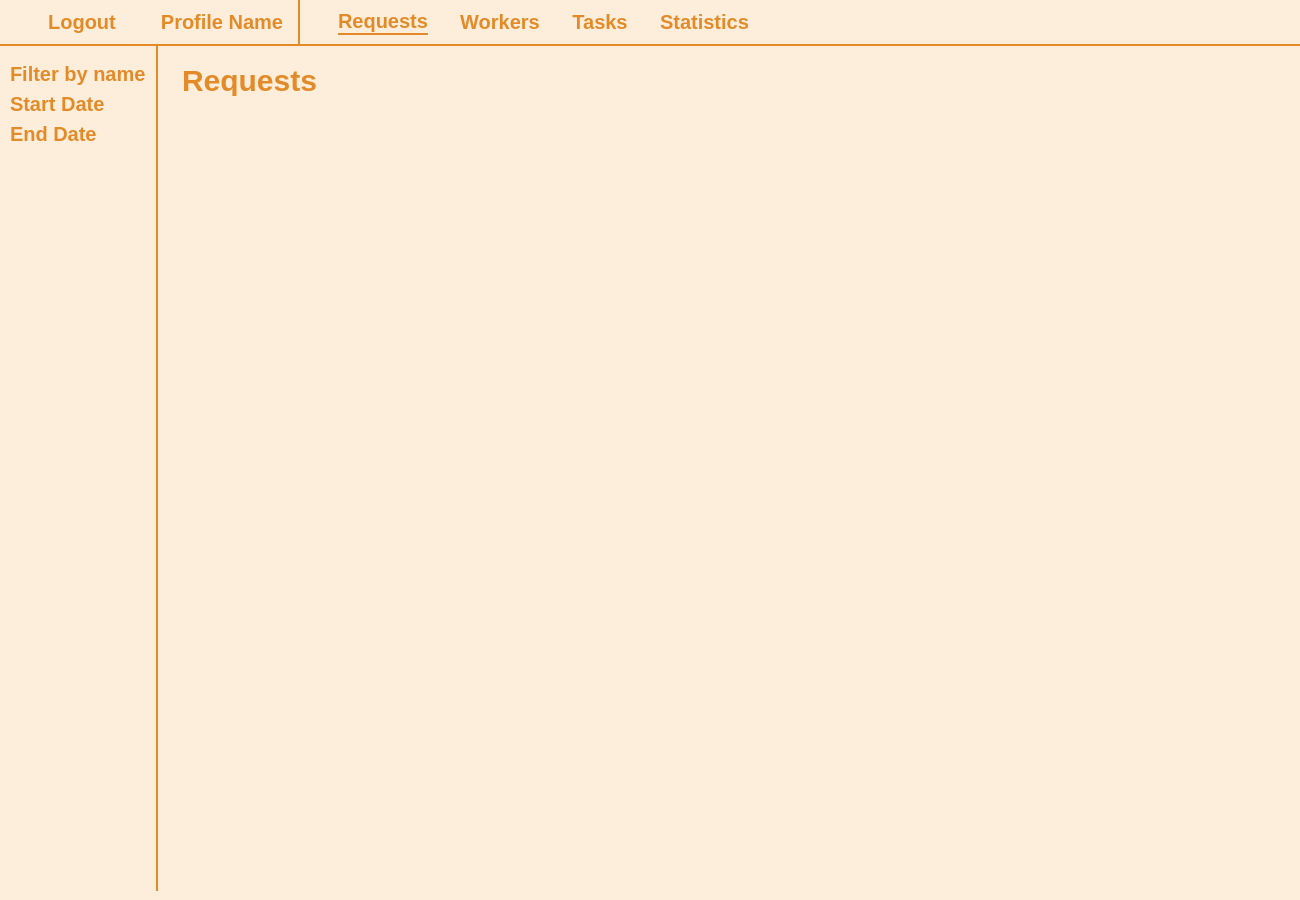
The window that Forms/home.ui (esraa-emary/Task-Worker-Matching) describes before a commit, drawn with Qt 5.
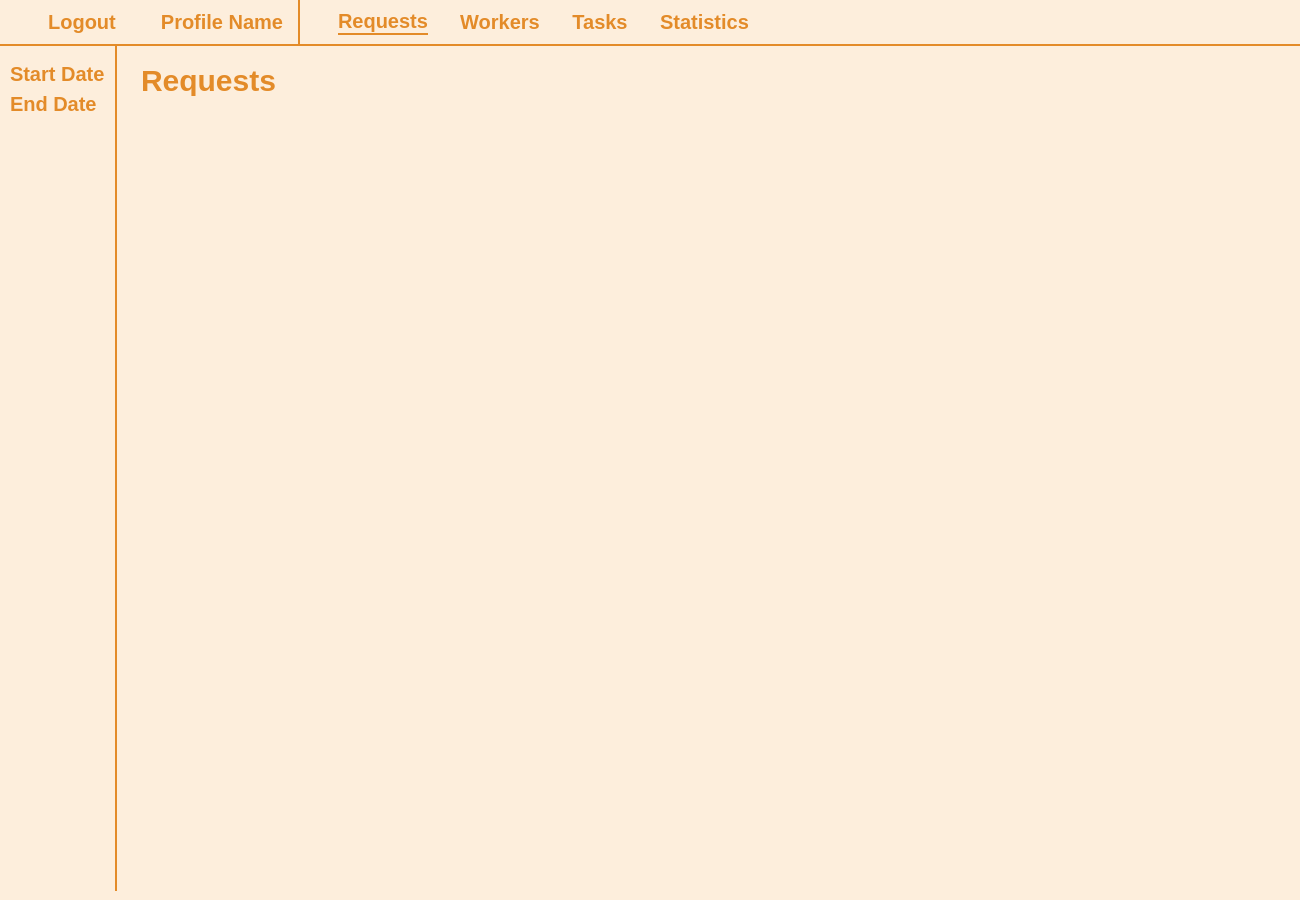
The same window after the commit. The open tabs and pages were chosen to show the change.

```diff
--- a/Forms/home.ui
+++ b/Forms/home.ui
@@ -380,13 +380,6 @@
                     <property name="bottomMargin">
                      <number>0</number>
                     </property>
-                    <item>
-                     <widget class="QPushButton" name="filterName">
-                      <property name="text">
-                       <string>Filter by name</string>
-                      </property>
-                     </widget>
-                    </item>
                     <item>
                      <widget class="QPushButton" name="startDate">
                       <property name="styleSheet">
```
Left out of the diff: 9 changed lines with no effect on the pictures.
